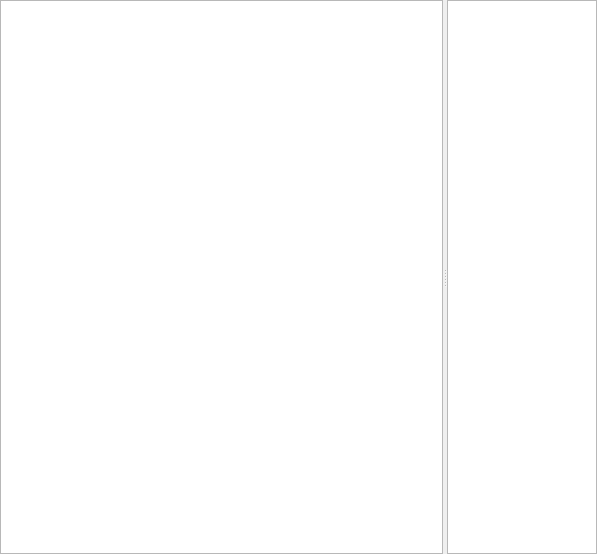
First picture: the form in document.ui, repository obiwankennedy/cahootseditor, before the edit.
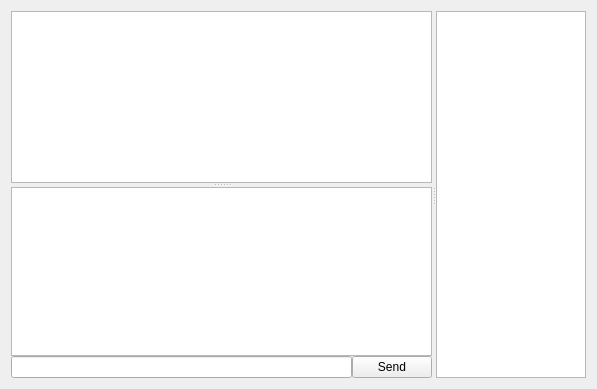
Second picture: the form after the edit.

Commit message: Changed the document layout to include a chat window.

```diff
--- a/document.ui
+++ b/document.ui
@@ -7,24 +7,25 @@
     <x>0</x>
     <y>0</y>
     <width>597</width>
-    <height>554</height>
+    <height>389</height>
    </rect>
   </property>
   <property name="windowTitle">
    <string>Form</string>
   </property>
   <layout class="QGridLayout" name="gridLayout">
-   <property name="margin">
-    <number>0</number>
-   </property>
    <item row="0" column="0">
-    <widget class="QSplitter" name="splitter">
+    <widget class="QSplitter" name="splitter_2">
      <property name="orientation">
       <enum>Qt::Horizontal</enum>
      </property>
-     <widget class="QTextEdit" name="textEdit">
+     <widget class="QSplitter" name="splitter">
+      <property name="orientation">
+       <enum>Qt::Vertical</enum>
+      </property>
+      <widget class="QTextEdit" name="codeTextEdit">
       <property name="sizePolicy">
-       <sizepolicy hsizetype="Expanding" vsizetype="Expanding">
+        <sizepolicy hsizetype="Expanding" vsizetype="Maximum">
         <horstretch>0</horstretch>
         <verstretch>0</verstretch>
        </sizepolicy>
@@ -34,6 +35,59 @@
         <family>Courier</family>
        </font>
       </property>
+      </widget>
+      <widget class="QWidget" name="">
+       <layout class="QVBoxLayout" name="verticalLayout">
+        <property name="spacing">
+         <number>0</number>
+        </property>
+        <item>
+         <widget class="QTextEdit" name="chatTextEdit">
+          <property name="sizePolicy">
+           <sizepolicy hsizetype="Expanding" vsizetype="Expanding">
+            <horstretch>0</horstretch>
+            <verstretch>0</verstretch>
+           </sizepolicy>
+          </property>
+          <property name="minimumSize">
+           <size>
+            <width>0</width>
+            <height>0</height>
+           </size>
+          </property>
+          <property name="maximumSize">
+           <size>
+            <width>16777215</width>
+            <height>16777215</height>
+           </size>
+          </property>
+          <property name="readOnly">
+           <bool>true</bool>
+          </property>
+         </widget>
+        </item>
+        <item>
+         <layout class="QHBoxLayout" name="horizontalLayout">
+          <property name="spacing">
+           <number>-1</number>
+          </property>
+          <property name="sizeConstraint">
+           <enum>QLayout::SetDefaultConstraint</enum>
+          </property>
+          <item>
+           <widget class="QLineEdit" name="lineEdit"/>
+          </item>
+          <item>
+           <widget class="QPushButton" name="pushButton">
+            <property name="text">
+             <string>Send</string>
+            </property>
+           </widget>
+          </item>
+         </layout>
+        </item>
+       </layout>
+      </widget>
      </widget>
      <widget class="QListWidget" name="listWidget">
       <property name="sizePolicy">
```
Lines whose indentation alone changed are shown as unchanged. The commit also changes 2 other files.
